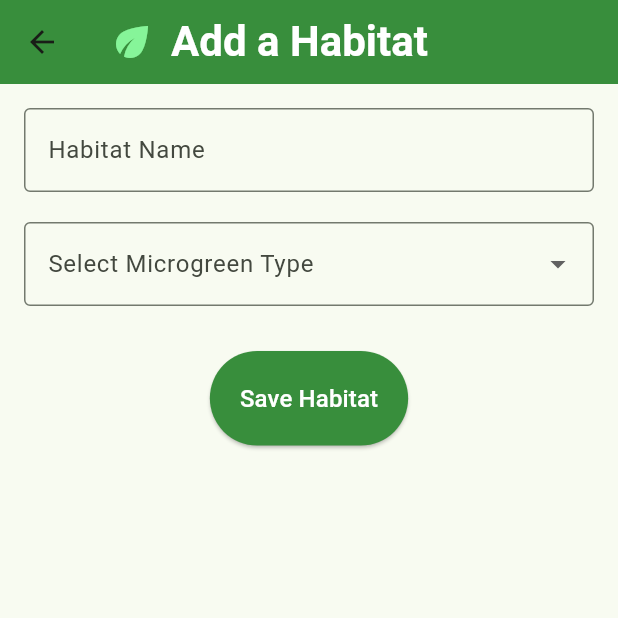
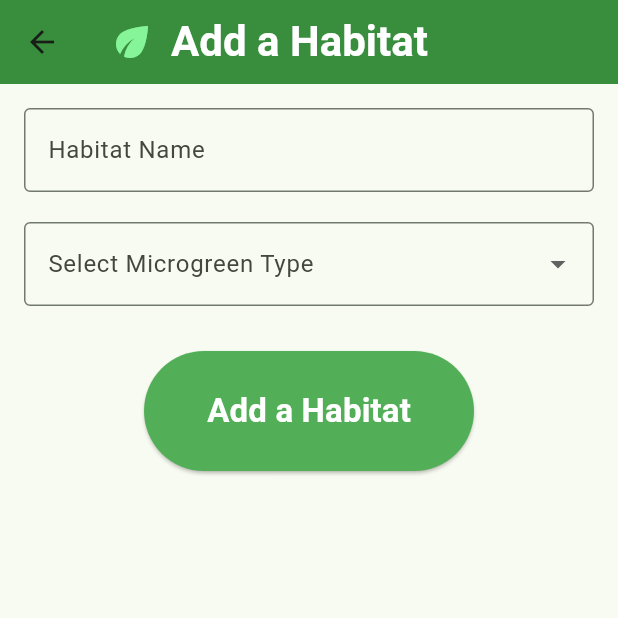
Before and after one commit to JakeWesta/microgrow, a Flutter app: the screen it shows after launch, after a tap on "Add a Habitat", on a phone screen of 412 x 824 dp, the top half of it. Run offline on Flutter 3.47's test engine with Material 3 defaults, Android fonts, the phone set to English and light mode, and no system bars; our stand-ins replace hive, hive_flutter, typed_data; missing offline and left inert: mqtt_client; accounts and stored records are empty; Roboto replaces fonts that are missing (Times).

Commit message:
Gorgeous UI changes. God its so pretty

```diff
--- a/app/lib/ui/add_habitat_screen.dart
+++ b/app/lib/ui/add_habitat_screen.dart
@@ -170,8 +170,9 @@ class _AddHabitatScreenState extends State<AddHabitatScreen> {
                 Center(
                   child: ElevatedButton(
                     style: ElevatedButton.styleFrom(
-                      backgroundColor: Colors.green[700],
-                      padding: const EdgeInsets.all(20)
+                      minimumSize: const Size(220, 80),
+                      padding: const EdgeInsets.all(16),
+                      backgroundColor: Color.fromARGB(255, 82, 175, 88)
                     ),
                     onPressed: () async {
                       if (formKey.currentState!.validate()) {
@@ -209,8 +210,13 @@ class _AddHabitatScreenState extends State<AddHabitatScreen> {
                       }
                     },
                     child: const Text(
-                      "Save Habitat",
-                      style: TextStyle(fontSize: 16, color: Colors.white),
+                      'Add a Habitat',
+                      style: TextStyle(
+                        fontSize: 22,
+                        fontWeight: FontWeight.bold,
+                        color:  Color.fromARGB(255, 255, 255, 255),
+                        fontFamily: "Times"
+                      ),
                     ),
                   ),
                 ),
--- a/app/lib/ui/home_screen.dart
+++ b/app/lib/ui/home_screen.dart
@@ -44,7 +44,7 @@ class HomeScreen extends StatelessWidget {
 
     return Scaffold(
       appBar: AppBar(
-        backgroundColor: Colors.green[700],
+        backgroundColor: const Color.from(alpha: 1, red: 0.22, green: 0.557, blue: 0.235),
         title: Row(
           children: [
             Icon(Icons.eco, size: 32, color: const Color.fromARGB(255, 134, 245, 153)), // microgreen/leaf icon
@@ -72,13 +72,19 @@ class HomeScreen extends StatelessWidget {
                 const Center(child: Text(
                   'No current habitats formed.\n Press "Add a Habitat" to begin!',
                   textAlign: TextAlign.center,
-                  style: TextStyle(fontSize: 32, color: Color.fromARGB(255, 134, 245, 153))
+                  style: TextStyle(fontSize: 32, color: Color.fromARGB(255, 82, 175, 88), fontFamily: "Times", fontWeight: FontWeight.bold)
                 ),
               ),
 
-              const SizedBox(height:30),
+              if (habitats.isEmpty)
+                const SizedBox(height:30),
 
               ElevatedButton(
+                style: ElevatedButton.styleFrom(
+                  minimumSize: const Size(220, 80),
+                  padding: const EdgeInsets.all(16),
+                  backgroundColor: Color.fromARGB(255, 82, 175, 88)
+                ),
                 onPressed: () {
                   Navigator.push(
                     context,
@@ -87,7 +93,15 @@ class HomeScreen extends StatelessWidget {
                     ),
                   );
                 },
-                child: const Text('Add a Habitat'),
+                child: const Text(
+                  'Add a Habitat',
+                  style: TextStyle(
+                    fontSize: 22,
+                    fontWeight: FontWeight.bold,
+                    color:  Color.fromARGB(255, 255, 255, 255),
+                    fontFamily: "Times"
+                  ),
+                ),
               ),
 
               const SizedBox(height:15),
```
